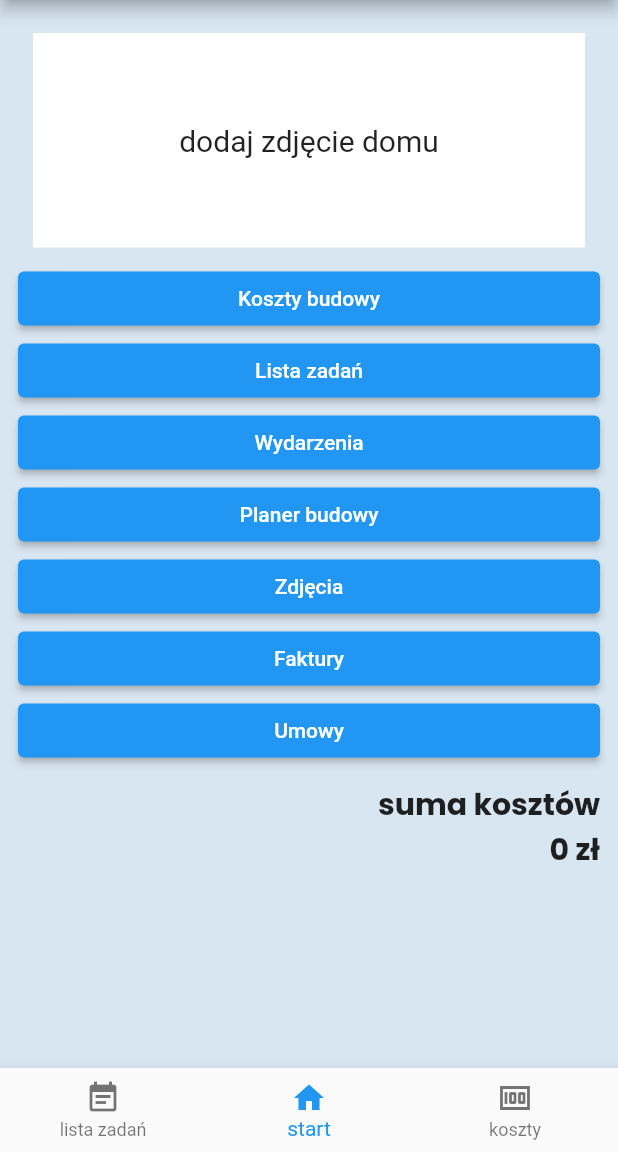
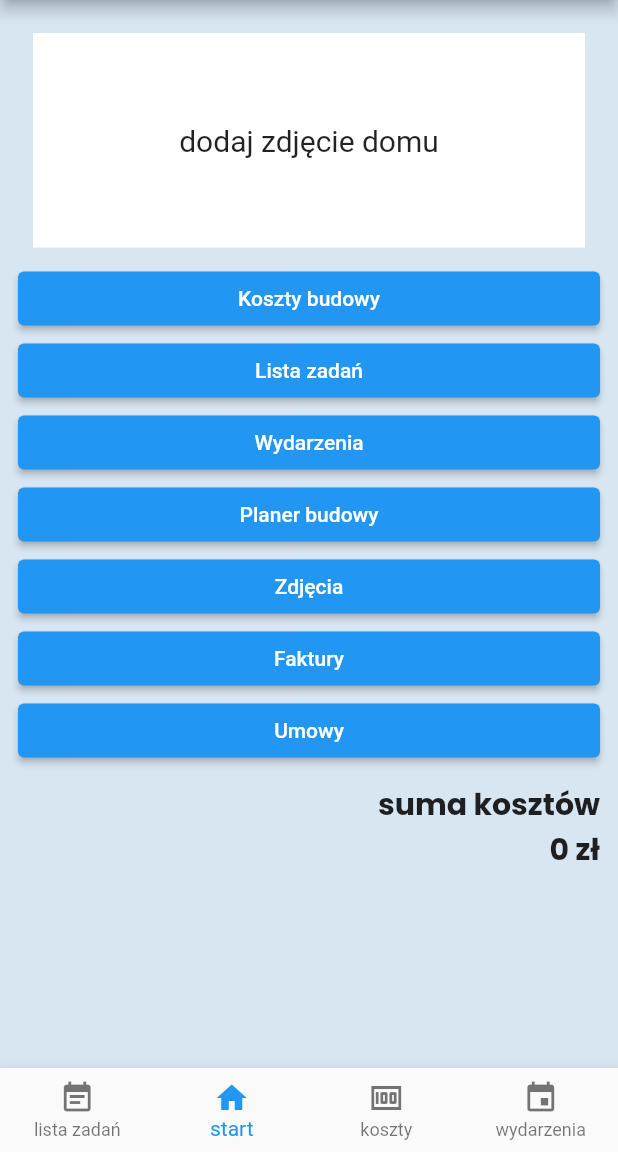
Before and after one commit to marcinplinta/moja_budowa, a Flutter app: the screen it shows once a user with an empty profile is signed in, on a phone screen of 412 x 824 dp, the part 84-1236 px from its top. Run offline on Flutter 3.47's test engine with Material 2 defaults, Android fonts, the phone set to English and light mode, and no system bars; our stand-ins replace bloc, cloud_firestore, dio, firebase_auth, firebase_core, firebase_storage and 7 more; accounts and stored records are empty; generated files the repository leaves out were written again; Roboto replaces fonts that are missing (Kanit).

Commit message:
Add BottomNavigatorBar to event

```diff
--- a/lib/app/features/home/home_page.dart
+++ b/lib/app/features/home/home_page.dart
@@ -52,6 +52,9 @@ class HomePageState extends State<HomePage> {
 
         if (currentIndex == 2) {
           return const CostView();
+        }
+        if (currentIndex == 3) {
+          return const EventPageBody();
         }
 
         return Padding(
@@ -163,6 +166,7 @@ class HomePageState extends State<HomePage> {
         );
       }),
       bottomNavigationBar: BottomNavigationBar(
+        type: BottomNavigationBarType.fixed,
         currentIndex: currentIndex,
         onTap: (newIndex) {
           setState(() {
@@ -182,6 +186,10 @@ class HomePageState extends State<HomePage> {
             icon: Icon(Icons.money),
             label: "koszty",
           ),
+          BottomNavigationBarItem(
+            icon: Icon(Icons.event),
+            label: "wydarzenia",
+          ),
         ],
       ),
     );
--- a/lib/app/features/photo/photo_note/add_photo_page.dart
+++ b/lib/app/features/photo/photo_note/add_photo_page.dart
@@ -33,6 +33,7 @@ class _AddPhotoPageState extends State<AddPhotoPage> {
       builder: (context, state) {
         return Scaffold(
             appBar: AppBar(
+              title: const Text('Dodaj zdjęcie'),
               actions: [
                 IconButton(
                     onPressed: () {
```
